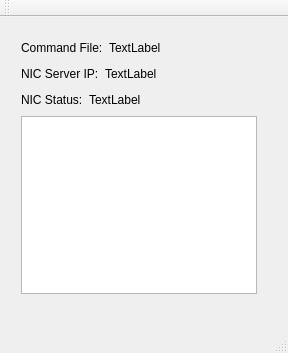
Old version of the form src/unic/unic.ui in the repository djsperka/vsg-progs.
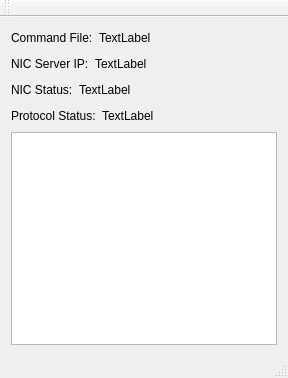
New version of the form.

Diff of the .ui file:
```diff
--- a/src/unic/unic.ui
+++ b/src/unic/unic.ui
@@ -7,22 +7,15 @@
     <x>0</x>
     <y>0</y>
     <width>288</width>
-    <height>353</height>
+    <height>378</height>
    </rect>
   </property>
   <property name="windowTitle">
    <string>unic</string>
   </property>
   <widget class="QWidget" name="centralWidget">
-   <widget class="QWidget" name="">
-    <property name="geometry">
-     <rect>
-      <x>10</x>
-      <y>10</y>
-      <width>258</width>
-      <height>278</height>
-     </rect>
-    </property>
+   <layout class="QVBoxLayout" name="verticalLayout_2">
+    <item>
     <layout class="QVBoxLayout" name="verticalLayout">
      <item>
       <layout class="QHBoxLayout" name="horizontalLayout">
@@ -117,11 +110,43 @@
        </item>
       </layout>
      </item>
+      <item>
+       <layout class="QHBoxLayout" name="horizontalLayout_4">
+        <item>
+         <widget class="QLabel" name="label_5">
+          <property name="text">
+           <string>Protocol Status:</string>
+          </property>
+         </widget>
+        </item>
+        <item>
+         <widget class="QLabel" name="labelProtocolStatus">
+          <property name="text">
+           <string>TextLabel</string>
+          </property>
+         </widget>
+        </item>
+        <item>
+         <spacer name="horizontalSpacer_4">
+          <property name="orientation">
+           <enum>Qt::Horizontal</enum>
+          </property>
+          <property name="sizeHint" stdset="0">
+           <size>
+            <width>40</width>
+            <height>20</height>
+           </size>
+          </property>
+         </spacer>
+        </item>
+       </layout>
+      </item>
      <item>
       <widget class="QPlainTextEdit" name="plainTextEditLog"/>
      </item>
     </layout>
-   </widget>
+    </item>
+   </layout>
   </widget>
   <widget class="QMenuBar" name="menuBar">
    <property name="geometry">
```
Lines whose indentation alone changed are shown as unchanged.
